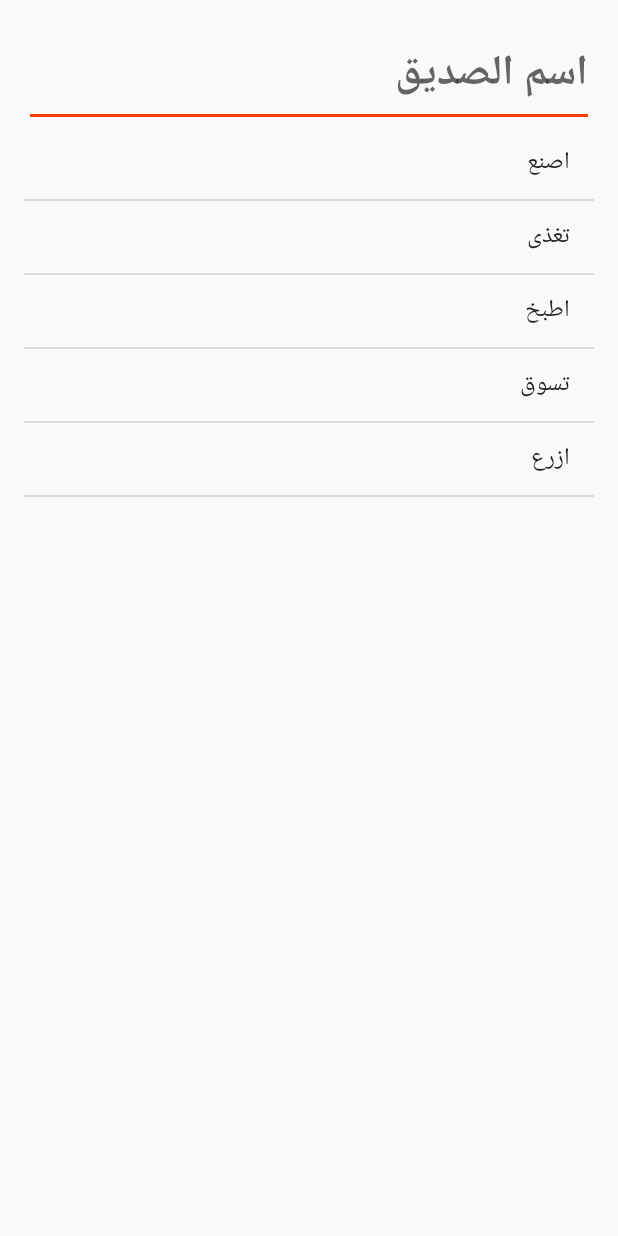
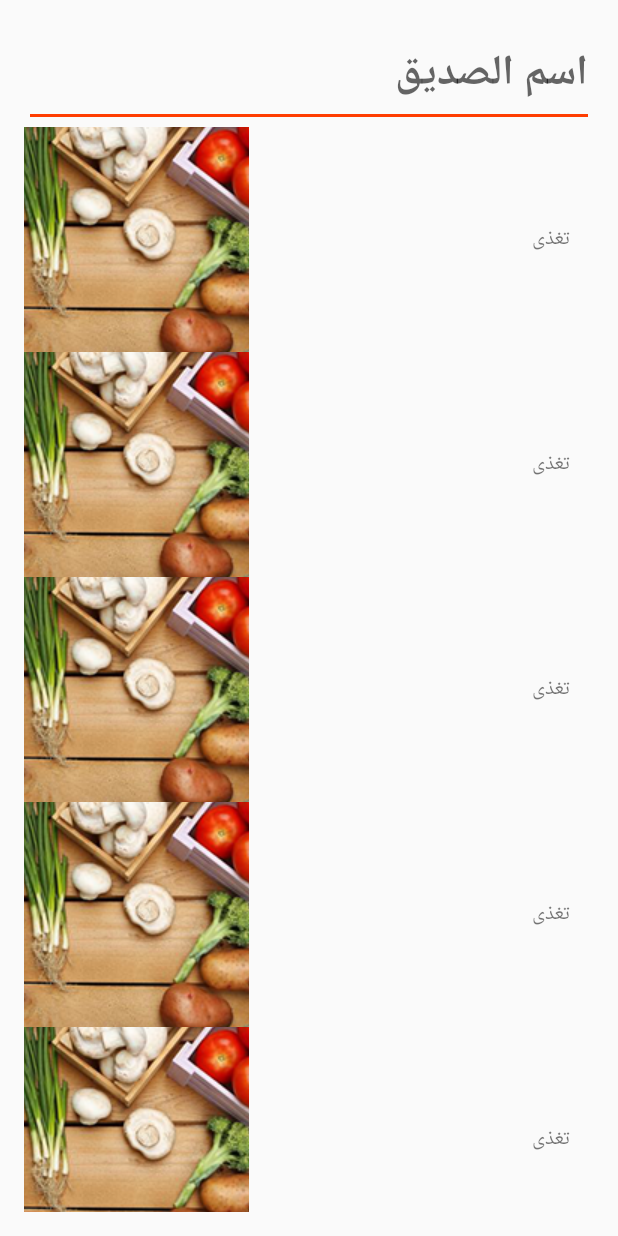
Before and after one commit to moahmedegyptair/ShareWithMe, an Android app: the screen it shows after launch (MainActivity), on a phone screen of 412 x 824 dp. Run offline under Robolectric (Android 15) with nearby library versions, the phone set to English and light mode, and no system bars.

Commit message:
Update With RecyclerView

```diff
--- a/app/build.gradle
+++ b/app/build.gradle
@@ -31,4 +31,5 @@ dependencies {
     testImplementation 'junit:junit:4.12'
     androidTestImplementation 'androidx.test.ext:junit:1.1.1'
     androidTestImplementation 'androidx.test.espresso:espresso-core:3.2.0'
+    implementation 'androidx.recyclerview:recyclerview:1.1.0'
 }
--- a/app/src/main/java/com/dandara/nourishlocal/MainActivity.java
+++ b/app/src/main/java/com/dandara/nourishlocal/MainActivity.java
@@ -1,6 +1,8 @@
 package com.dandara.nourishlocal;
 
 import androidx.appcompat.app.AppCompatActivity;
+import androidx.recyclerview.widget.LinearLayoutManager;
+import androidx.recyclerview.widget.RecyclerView;
 
 import android.content.Intent;
 import android.os.Bundle;
@@ -11,75 +13,48 @@ import android.widget.Button;
 import android.widget.EditText;
 import android.widget.ListView;
 
+import com.dandara.nourishlocal.adapter.CommunityListAdapter;
+import com.dandara.nourishlocal.adapter.CommunityRecyclerAdapter;
+import com.dandara.nourishlocal.model.Community;
+
+import java.util.ArrayList;
+
 public class MainActivity extends AppCompatActivity {
 
     private EditText txtInputUser;
-    private Button btnMake;
-    private Button btnCook;
-    private Button btnEat;
-    private Button btnShop;
-    private Button btnGrow;
-    //public static final String TAG = MainActivity.class.getName();
+    private CommunityRecyclerAdapter communityRecyclerAdapter;
+    private ArrayList<Community> list = new ArrayList<>();
 
-    private ListView typeListView;
+    private RecyclerView typeListView;
     @Override
     protected void onCreate(Bundle savedInstanceState) {
         super.onCreate(savedInstanceState);
         setContentView(R.layout.activity_main);
         txtInputUser = findViewById(R.id.txtInputUser);
         typeListView = findViewById(R.id.typesListView);
-        typeListView.setOnItemClickListener(new AdapterView.OnItemClickListener() {
-            @Override
-            public void onItemClick(AdapterView<?> parent, View view, int position, long id) {
-                //Log.i(TAG, position + "");
-                getIntent(getResources().getStringArray(R.array.types)[position]);
-            }
-        });
-        /*
-        btnMake = findViewById(R.id.btnMake);
-        btnCook = findViewById(R.id.btnCook);
-        btnEat = findViewById(R.id.btnEat);
-        btnShop = findViewById(R.id.btnShop);
-        btnGrow = findViewById(R.id.btnGrow);
+        typeListView.setHasFixedSize(true);
+        LinearLayoutManager linearLayoutManager = new LinearLayoutManager(this);
+        typeListView.setLayoutManager(linearLayoutManager);
 
-        btnMake.setOnClickListener(new View.OnClickListener() {
-            @Override
-            public void onClick(View v) {
-                getIntent(btnMake.getText().toString());
-            }
-        });
-        btnCook.setOnClickListener(new View.OnClickListener() {
-            @Override
-            public void onClick(View v) {
-                //Log.d(TAG, txtInputUser.getText().toString());
-                getIntent(btnCook.getText().toString());
-            }
-        });
-        btnEat.setOnClickListener(new View.OnClickListener() {
-            @Override
-            public void onClick(View v) {
-                getIntent(btnEat.getText().toString());
-            }
-        });
-        btnShop.setOnClickListener(new View.OnClickListener() {
-            @Override
-            public void onClick(View v) {
-                getIntent(btnShop.getText().toString());
-            }
-        });
-        btnGrow.setOnClickListener(new View.OnClickListener() {
-            @Override
-            public void onClick(View v) {
-                getIntent(btnGrow.getText().toString());
-            }
-        });
-        */
+        Community community1 = new Community(getString(R.string.eat), getString(R.string.eat_description), R.drawable.eat);
+        Community community2 = new Community(getString(R.string.eat), getString(R.string.eat_description), R.drawable.eat);
+        Community community3 = new Community(getString(R.string.eat), getString(R.string.eat_description), R.drawable.eat);
+        Community community4 = new Community(getString(R.string.eat), getString(R.string.eat_description), R.drawable.eat);
+        Community community5 = new Community(getString(R.string.eat), getString(R.string.eat_description), R.drawable.eat);
+        list.add(community1);
+        list.add(community2);
+        list.add(community3);
+        list.add(community4);
+        list.add(community5);
+        communityRecyclerAdapter = new CommunityRecyclerAdapter(list, this);
+        typeListView.setAdapter(communityRecyclerAdapter);
+
     }
 
-    private void getIntent(String type) {
+    public void getIntent(Community community) {
         Intent intent = new Intent(MainActivity.this, DetailsActivity.class);
         intent.putExtra(getString(R.string.user_name_key), txtInputUser.getText().toString());
-        intent.putExtra(getString(R.string.type_key), type);
+        intent.putExtra(getString(R.string.community_key), community);
         startActivity(intent);
 
     }
--- /dev/null
+++ b/app/src/main/java/com/dandara/nourishlocal/adapter/CommunityRecyclerAdapter.java
@@ -0,0 +1,47 @@
+package com.dandara.nourishlocal.adapter;
+
+import android.content.Context;
+import android.view.LayoutInflater;
+import android.view.View;
+import android.view.ViewGroup;
+
+import androidx.annotation.NonNull;
+import androidx.recyclerview.widget.RecyclerView;
+
+import com.dandara.nourishlocal.MainActivity;
+import com.dandara.nourishlocal.model.Community;
+import com.dandara.nourishlocal.R;
+import java.util.ArrayList;
+
+public class CommunityRecyclerAdapter extends RecyclerView.Adapter {
+    private ArrayList<Community> dataList;
+    private Context context;
+    public CommunityRecyclerAdapter(ArrayList<Community> list, Context context){
+        this.dataList = list;
+        this.context = context;
+    }
+    @NonNull
+    @Override
+    public RecyclerView.ViewHolder onCreateViewHolder(@NonNull ViewGroup parent, int viewType) {
+        View view = LayoutInflater.from(parent.getContext()).inflate(R.layout.communinty_list_item, parent, false);
+        return new CommunityListAdapter.ViewHolder(view);
+    }
+
+    @Override
+    public void onBindViewHolder(@NonNull RecyclerView.ViewHolder holder, int position) {
+        ((CommunityListAdapter.ViewHolder) holder).titleTextView.setText(dataList.get(position).getName());
+        ((CommunityListAdapter.ViewHolder) holder).imageView.setImageResource(dataList.get(position).getImageReference());
+        final int index = holder.getAdapterPosition();
+        ((CommunityListAdapter.ViewHolder) holder).view.setOnClickListener(new View.OnClickListener() {
+            @Override
+            public void onClick(View v) {
+                ((MainActivity) context).getIntent(dataList.get(index));
+            }
+        });
+    }
+
+    @Override
+    public int getItemCount() {
+        return dataList.size();
+    }
+}
--- /dev/null
+++ b/app/src/main/java/com/dandara/nourishlocal/model/Community.java
@@ -0,0 +1,29 @@
+package com.dandara.nourishlocal.model;
+
+import java.io.Serializable;
+
+public class Community implements Serializable {
+
+    //region Variables
+    private String name;
+    private String description;
+    private int imageReference;
+    //endregion
+    public Community(String name, String description, int imageReference){
+        this.name = name;
+        this.description = description;
+        this.imageReference = imageReference;
+    }
+    //region Name
+    public String getName(){ return name; }
+    public void setName(String name){ this.name = name; }
+    //endregion
+    //region Description
+    public String getDescription(){ return name;}
+    public void setDescription(String description){this.description = description;}
+    //endregion
+    //region ImageReference
+    public int getImageReference(){return imageReference;}
+    public void setImageReference(int imageReference){this.imageReference = imageReference;}
+    //endregion
+}
--- a/app/src/main/res/layout/activity_main.xml
+++ b/app/src/main/res/layout/activity_main.xml
@@ -23,13 +23,14 @@
         android:textColor="@android:color/holo_blue_dark"
         android:autofillHints="@string/txtHint" />
 
-    <ListView
+    <androidx.recyclerview.widget.RecyclerView
         android:layout_width="match_parent"
         android:layout_height="match_parent"
         android:layout_below="@id/txtInputUser"
         android:layout_centerHorizontal="true"
         android:entries="@array/types"
-        android:id="@+id/typesListView" />
+        android:id="@+id/typesListView"
+        android:scrollbars="none"/>
 
 
 </RelativeLayout>
--- /dev/null
+++ b/app/src/main/res/layout/communinty_list_item.xml
@@ -0,0 +1,25 @@
+<?xml version="1.0" encoding="utf-8"?>
+<LinearLayout
+    xmlns:android="http://schemas.android.com/apk/res/android"
+    xmlns:app="http://schemas.android.com/apk/res-auto"
+    android:layout_width="match_parent"
+    android:layout_height="wrap_content"
+    android:orientation="horizontal">
+
+    <ImageView
+        android:id="@+id/imageView"
+        android:layout_width="150dp"
+        android:layout_height="150dp"
+        android:scaleType="center"
+        app:srcCompat="@drawable/cook"
+        android:contentDescription="@string/txtImageView"/>
+
+    <TextView
+        android:id="@+id/txtTitle"
+        android:layout_width="0dp"
+        android:layout_height="match_parent"
+        android:layout_weight="1"
+        android:text="@string/txtView"
+        android:gravity="center_vertical"
+        android:padding="@dimen/text_padding"/>
+</LinearLayout>
--- a/app/src/main/res/values/strings.xml
+++ b/app/src/main/res/values/strings.xml
@@ -7,7 +7,7 @@
     <string name="grow">ازرع</string>
     <string name="shop">تسوق</string>
     <string name="user_name_key">User Name</string>
-    <string name="type_key">type key</string>
+    <string name="community_key">community key</string>
     <string name="txtDetails">text Details</string>
     <string name="share">شارك</string>
     <string name="make_description">صناعة منتجك محليا يسهم في زيادة الفرص الوظيفية في ورش العمل و المصانع المحلية. عند إنفاقك المال لورشة أو مصنع محلي فإن ذلك يؤدي إلى تقوية الإقتصاد المحلي للمجتمع ويزيد من تطور قطاعات محلية أخرى. فوائد الصناعة المحلية أنه يمكنك طلب كميات أقل بأسرع وقت ممكن و اكتشاف أخطاء المنتج بأسرع وقت و إصلاحها فورا بسبب عدم وجود مرحلة النقل و جمارك الحدود. عند العمل مع حرفي أو مصنع محلي فإن التواصل يكون أسهل مما يؤدي إلى زيادة كفائة العمل و الإنتاج.</string>
@@ -17,6 +17,8 @@
     <string name="grow_description">عند زراعة الغذاء محليا فإنك تساهم في الحفاظ على الأراضي الزراعية و المساحات المفتوحة في مجتمعك. الزراعة المحلية تساعد في تقليل استهلاك الوقود عالميا، بسبب قرب المسافة التي تستغرق لنقل الغذاء، مما يؤدي إلى الحفاظ على البيئة.</string>
     <string name="shop_description">شراء منتجات محلية يسهم في تقوية الإقتصاد المحلي للمجتمع، يقلل من استخدام الوقود عالميا بسبب قصر مسافة نقل المنتجات، و يزيد من اصرار صاحب المشروع على الإنتاج محليا. عند التعامل مع شركة ناشئة محلية فإن صاحب المشروع يكون أقرب إلى الزبائن مما يؤدي إلى خدمة أفضل لك.</string>
     <string name="TypeImage">TypeImage</string>
+    <string name="txtImageView">Image View Description</string>
+    <string name="txtView">Title Text View</string>
     <string-array name="types">
         <item>@string/make</item>
         <item>@string/eat</item>
```
Also changed, not shown: app/src/main/java/com/dandara/nourishlocal/DetailsActivity.java (+9 -50 lines), app/src/main/java/com/dandara/nourishlocal/adapter/CommunityListAdapter.java (added, +64 -0 lines).
